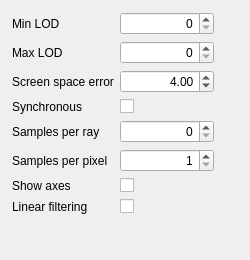
The window that apps/livreGUI/renderParametersController/RenderParametersController.ui (BlueBrain/Livre) describes before a commit, drawn with Qt 5.
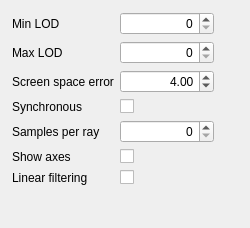
The same window after the commit.

Commit message: Fix #388: Remove non-working samplesPerPixel option (#391)

Diff of the .ui file:
```diff
--- a/apps/livreGUI/renderParametersController/RenderParametersController.ui
+++ b/apps/livreGUI/renderParametersController/RenderParametersController.ui
@@ -7,7 +7,7 @@
     <x>0</x>
     <y>0</y>
     <width>250</width>
-    <height>260</height>
+    <height>228</height>
    </rect>
   </property>
   <property name="sizePolicy">
@@ -31,7 +31,7 @@
      <x>0</x>
      <y>0</y>
      <width>226</width>
-     <height>251</height>
+     <height>221</height>
     </rect>
    </property>
    <layout class="QFormLayout" name="formLayout">
@@ -157,47 +157,27 @@
      </widget>
     </item>
     <item row="5" column="0">
-     <widget class="QLabel" name="samplesPerPixelLabel">
-      <property name="text">
-       <string>Samples per pixel</string>
-      </property>
-     </widget>
-    </item>
-    <item row="5" column="1">
-     <widget class="QSpinBox" name="samplesPerPixelSpinBox">
-      <property name="alignment">
-       <set>Qt::AlignRight|Qt::AlignTrailing|Qt::AlignVCenter</set>
-      </property>
-      <property name="minimum">
-       <number>1</number>
-      </property>
-      <property name="maximum">
-       <number>64</number>
-      </property>
-     </widget>
-    </item>
-    <item row="6" column="0">
      <widget class="QLabel" name="showAxesLabel">
       <property name="text">
        <string>Show axes</string>
       </property>
      </widget>
     </item>
-    <item row="6" column="1">
+    <item row="5" column="1">
      <widget class="QCheckBox" name="showAxesCheckBox">
       <property name="tristate">
        <bool>false</bool>
       </property>
      </widget>
     </item>
-    <item row="7" column="0">
+    <item row="6" column="0">
      <widget class="QLabel" name="linearFilteringLabel">
       <property name="text">
        <string>Linear filtering</string>
       </property>
      </widget>
     </item>
-    <item row="7" column="1">
+    <item row="6" column="1">
      <widget class="QCheckBox" name="linearFilteringCheckBox">
       <property name="tristate">
        <bool>false</bool>
```
The commit also changes 10 other files.
